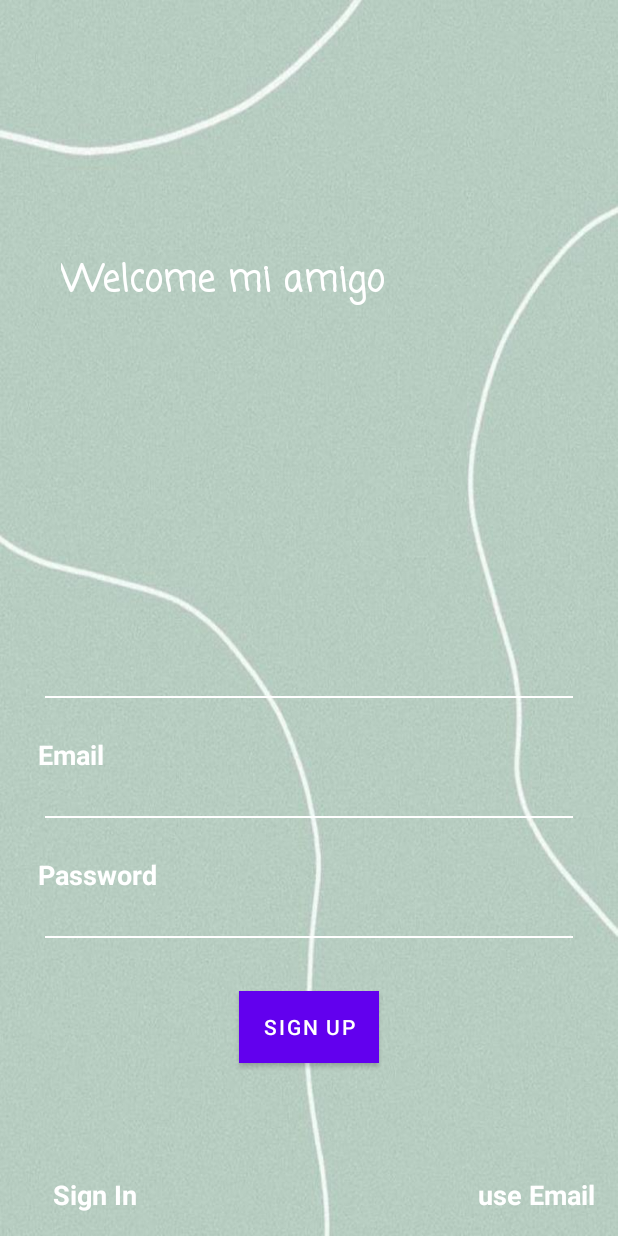
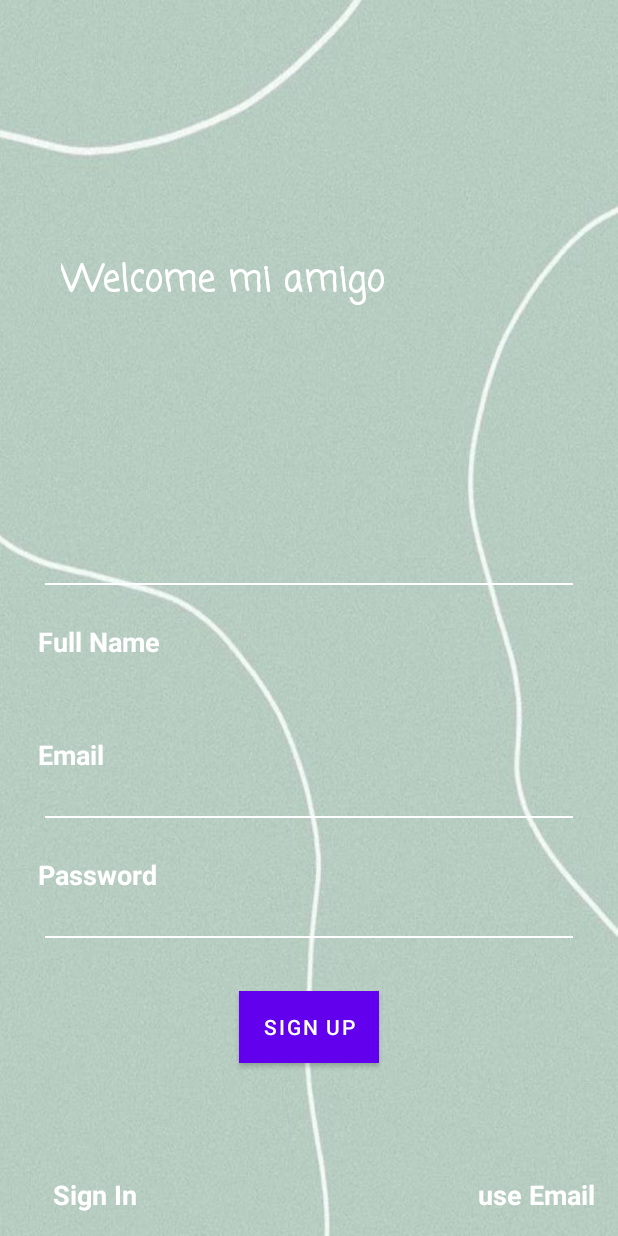
Before and after one commit to Alzhikkkk/library, an Android app: the screen it shows after launch (MainActivity), after a tap on "Sign Up", on a phone screen of 412 x 824 dp. Run offline under Robolectric (Android 15) with nearby library versions, the phone set to English and light mode, and no system bars; our stand-ins replace Firebase (no records; nobody signed in at launch, a user with empty details on screens opened directly).

Commit message:
Registration with full_name

```diff
--- a/app/build.gradle
+++ b/app/build.gradle
@@ -49,6 +49,7 @@ dependencies {
     implementation 'androidx.navigation:navigation-ui-ktx:2.5.3'
     implementation 'com.google.firebase:firebase-auth:21.0.2'
     implementation 'androidx.databinding:baseLibrary:3.2.0-alpha11'
+    implementation 'com.google.firebase:firebase-database-ktx:20.1.0'
     testImplementation 'junit:junit:4.13.2'
     androidTestImplementation 'androidx.test.ext:junit:1.1.3'
     androidTestImplementation 'androidx.test.espresso:espresso-core:3.4.0'
--- /dev/null
+++ b/app/src/main/java/com/example/newfinal/model/Users.kt
@@ -0,0 +1,3 @@
+package com.example.newfinal.model
+
+data class Users(val email:String, val pass: String, val full_name: String)
--- a/app/src/main/java/com/example/newfinal/repository/AuthenticationRepository.kt
+++ b/app/src/main/java/com/example/newfinal/repository/AuthenticationRepository.kt
@@ -5,10 +5,12 @@ import android.util.Log
 import android.widget.Toast
 import androidx.lifecycle.AndroidViewModel
 import androidx.lifecycle.MutableLiveData
+import com.example.newfinal.model.Users
 import com.google.android.gms.tasks.OnCompleteListener
 import com.google.firebase.auth.AuthResult
 import com.google.firebase.auth.FirebaseAuth
 import com.google.firebase.auth.FirebaseUser
+import com.google.firebase.database.FirebaseDatabase
 
 class AuthenticationRepository{
     var firebaseUserMutableLiveData: MutableLiveData<FirebaseUser>
@@ -27,11 +29,14 @@ class AuthenticationRepository{
         }
     }
 
-    public fun register(email: String, pass: String){
+    public fun register(email: String, pass: String, full_name: String){
         auth.createUserWithEmailAndPassword(email, pass).addOnCompleteListener(OnCompleteListener <AuthResult>{
                 task ->
             if (task.isSuccessful){
+                val users: Users = Users(email, pass, full_name)
                 firebaseUserMutableLiveData.postValue(auth.currentUser)
+                FirebaseDatabase.getInstance().getReference("Users")
+                    .child(auth.currentUser!!.uid).setValue(users)
             }else{
                 Log.e("err", task.exception!!.message.toString() )
                 Toast.makeText(application, task.exception!!.message, Toast.LENGTH_SHORT).show()
--- a/app/src/main/java/com/example/newfinal/viewmodel/AuthenViewModel.kt
+++ b/app/src/main/java/com/example/newfinal/viewmodel/AuthenViewModel.kt
@@ -15,8 +15,8 @@ class AuthenViewModel(application: Application): AndroidViewModel(application){
         userData = repository.firebaseUserMutableLiveData
         loggedStatus = repository.userLoggedMutableLiveData
     }
-    fun register(email: String, pass: String){
-        repository.register(email, pass)
+    fun register(email: String, pass: String, full_name: String){
+        repository.register(email, pass, full_name)
     }
 
     fun signIn(email: String, pass: String){
--- a/app/src/main/java/com/example/newfinal/views/SignInFragment.kt
+++ b/app/src/main/java/com/example/newfinal/views/SignInFragment.kt
@@ -20,7 +20,7 @@ class SignInFragment: Fragment(R.layout.sign_in) {
 
     private lateinit var binding: SignInBinding
     private lateinit var viewModel: AuthenViewModel
-    private lateinit var navController: NavController
+
 
     override fun onCreate(savedInstanceState: Bundle?) {
         super.onCreate(savedInstanceState)
@@ -29,7 +29,7 @@ class SignInFragment: Fragment(R.layout.sign_in) {
         viewModel.userData.observe(this, Observer<FirebaseUser>(){
             newName ->
             if(newName != null){
-                navController.navigate(R.id.action_signInFragment_to_options_fragment2)
+                findNavController().navigate(R.id.action_signInFragment_to_options_fragment2)
             }
         })
     }
@@ -38,7 +38,7 @@ class SignInFragment: Fragment(R.layout.sign_in) {
     override fun onViewCreated(view: View, savedInstanceState: Bundle?) {
         super.onViewCreated(view, savedInstanceState)
         binding = SignInBinding.bind(view)
-        navController = Navigation.findNavController(view)
+
         Log.e("aaa", "smth")
         binding.signInButton.setOnClickListener(object : View.OnClickListener {
             override fun onClick(view: View?) {
@@ -51,6 +51,7 @@ class SignInFragment: Fragment(R.layout.sign_in) {
             }
         })
         binding.signUpInsideIn.setOnClickListener {
+            Log.e("check", "clicked")
             findNavController().navigate(R.id.action_signInFragment_to_sign_Up2)
         }
     }
--- a/app/src/main/java/com/example/newfinal/views/Sign_Up.kt
+++ b/app/src/main/java/com/example/newfinal/views/Sign_Up.kt
@@ -42,10 +42,12 @@ class Sign_Up : Fragment(R.layout.activity_sign_up){
         binding.signUpButton.setOnClickListener {
             var email: String = binding.emailSignUp!!.text.toString()
             var pass: String = binding.passSignUp!!.text.toString()
+            var full_name: String = binding.fullName!!.text.toString()
 
-            if(!email.isEmpty() && !pass.isEmpty()){
-                viewModel.register(email, pass)
+            if(!email.isEmpty() && !pass.isEmpty() && !full_name.isEmpty()){
+                viewModel.register(email, pass, full_name)
             }
+            findNavController().navigate(R.id.action_sign_Up2_to_signInFragment)
         }
 
     }
--- a/app/src/main/res/layout-land/activity_sign_up.xml
+++ b/app/src/main/res/layout-land/activity_sign_up.xml
@@ -20,9 +20,10 @@
         android:textStyle="bold"
         app:layout_constraintBottom_toTopOf="@+id/sign_up_button"
         app:layout_constraintEnd_toEndOf="parent"
+        app:layout_constraintHorizontal_bias="0.03"
         app:layout_constraintStart_toStartOf="parent"
         app:layout_constraintTop_toTopOf="parent"
-        app:layout_constraintVertical_bias="0.208" />
+        app:layout_constraintVertical_bias="0.148" />
 
     <TextView
         android:id="@+id/textView5"
@@ -61,19 +62,36 @@
         tools:layout_editor_absoluteY="290dp" />
 
     <EditText
+        android:id="@+id/fullName"
+        android:layout_width="match_parent"
+        android:layout_height="wrap_content"
+        android:backgroundTint="@android:color/transparent"
+        android:hint="Full Name"
+        android:padding="15dp"
+        android:textColorHint="@color/white"
+        android:textStyle="bold"
+
+        app:layout_constraintBottom_toTopOf="@+id/sign_up_button"
+        app:layout_constraintTop_toTopOf="parent"
+        app:layout_constraintVertical_bias="0.375"
+        app:layout_constraintVertical_chainStyle="spread_inside"
+        tools:layout_editor_absoluteX="0dp" />
+
+    <EditText
         android:id="@+id/passSignUp"
         android:layout_width="match_parent"
         android:layout_height="wrap_content"
+        android:layout_marginBottom="138dp"
         android:backgroundTint="@android:color/transparent"
         android:hint="Password"
         android:padding="15dp"
         android:textColorHint="@color/white"
         android:textStyle="bold"
-        app:layout_constraintBottom_toTopOf="@+id/textView5"
+        app:layout_constraintBottom_toBottomOf="parent"
         app:layout_constraintTop_toBottomOf="@+id/emailSignUp"
-        app:layout_constraintVertical_bias="1.0"
+        app:layout_constraintVertical_bias="0.75"
         app:layout_constraintVertical_chainStyle="spread_inside"
-        tools:layout_editor_absoluteX="26dp" />
+        tools:layout_editor_absoluteX="16dp" />
 
     <Button
         android:id="@+id/sign_up_button"
@@ -98,12 +116,10 @@
         android:textColor="@android:color/white"
         android:textColorHint="@color/white"
         android:textStyle="bold"
-        app:layout_constraintBottom_toTopOf="@+id/passSignUp"
-        app:layout_constraintEnd_toEndOf="parent"
-        app:layout_constraintHorizontal_bias="0.0"
-        app:layout_constraintStart_toStartOf="parent"
-        app:layout_constraintTop_toBottomOf="@+id/textView"
-        app:layout_constraintVertical_bias="0.239" />
+        app:layout_constraintBottom_toTopOf="@+id/sign_up_button"
+        app:layout_constraintTop_toTopOf="parent"
+        app:layout_constraintVertical_bias="0.559"
+        tools:layout_editor_absoluteX="0dp" />
 
 
 </androidx.constraintlayout.widget.ConstraintLayout>
--- a/app/src/main/res/layout/activity_sign_up.xml
+++ b/app/src/main/res/layout/activity_sign_up.xml
@@ -37,6 +37,22 @@
             android:layout_marginEnd="30dp"
             android:layout_marginTop="3dp"
             android:background="@android:color/white"/>
+
+
+        <EditText
+            android:id="@+id/fullName"
+            android:layout_width="match_parent"
+            android:layout_height="wrap_content"
+            android:hint="Full Name"
+            android:padding="15dp"
+            android:textColorHint="@color/white"
+            android:layout_marginStart="30dp"
+            android:layout_marginEnd="30dp"
+            android:layout_margin="10dp"
+            android:textStyle="bold"
+            android:textColor="@android:color/white"
+            android:backgroundTint="@android:color/transparent"
+            />
 
         <EditText
             android:id="@+id/emailSignUp"
--- a/build.gradle
+++ b/build.gradle
@@ -8,7 +8,7 @@ buildscript {
     }
 }// Top-level build file where you can add configuration options common to all sub-projects/modules.
 plugins {
-    id 'com.android.application' version '7.3.0' apply false
-    id 'com.android.library' version '7.3.0' apply false
+    id 'com.android.application' version '7.3.1' apply false
+    id 'com.android.library' version '7.3.1' apply false
     id 'org.jetbrains.kotlin.android' version '1.7.10' apply false
 }
```
